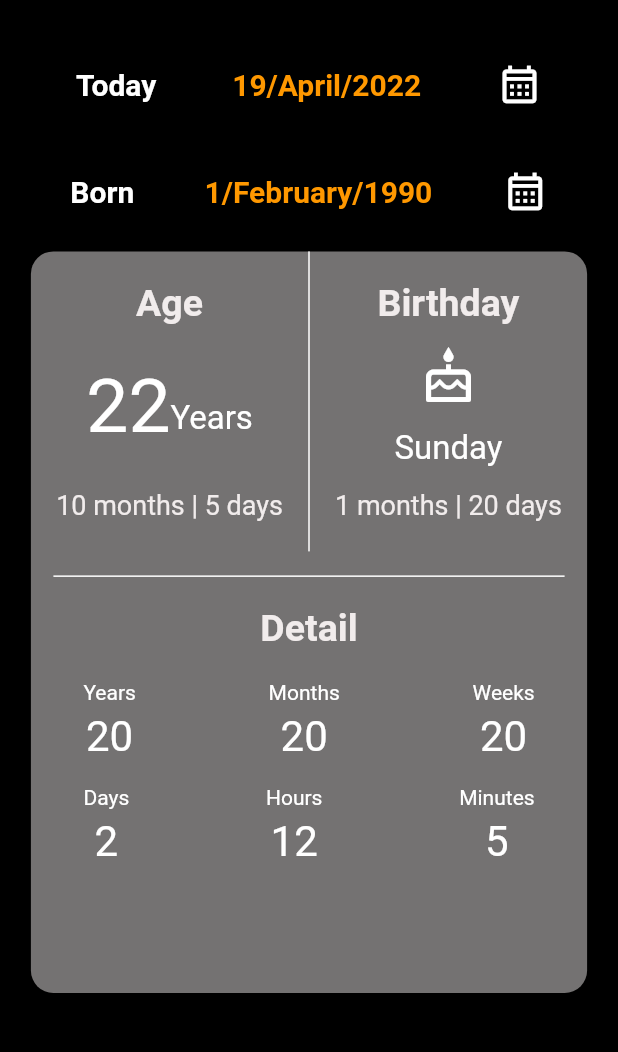
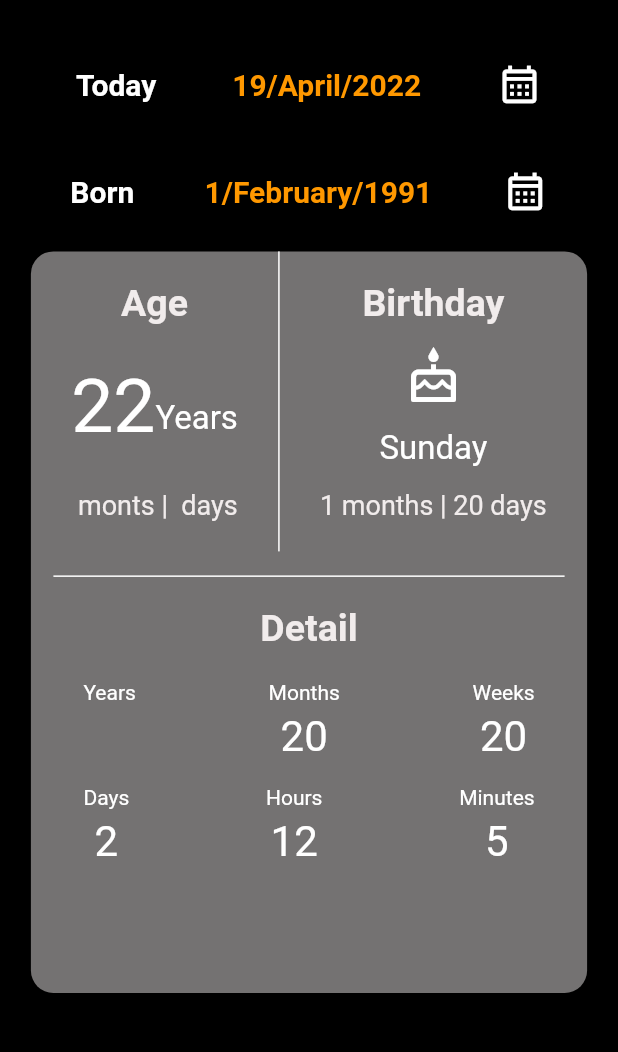
Before and after one commit to PremRai345/AgeCalculator, a Flutter app: the screen it shows after launch, on a phone screen of 412 x 824 dp, the part 132-1184 px from its top. Run offline on Flutter 3.47's test engine with Material 2 defaults, Android fonts, the phone set to English and light mode, and no system bars; missing offline and left inert: age.

Commit message:
Date Picker added
User can select the date.

```diff
--- a/age_calculator/lib/screens/home_page.dart
+++ b/age_calculator/lib/screens/home_page.dart
@@ -1,6 +1,7 @@
-import 'dart:developer';
+import 'package:age/age.dart';
+import 'package:flutter/material.dart';
 
-import 'package:flutter/material.dart';
+import 'model/age.calculate.dart';
 
 class HomeScreen extends StatefulWidget {
   const HomeScreen({Key? key}) : super(key: key);
@@ -11,7 +12,9 @@ class HomeScreen extends StatefulWidget {
 
 class _HomeScreenState extends State<HomeScreen> {
   DateTime todayDate = DateTime.now();
-  DateTime dob = DateTime(1990, 1, 1);
+  DateTime dob = DateTime(1991, 1, 1);
+
+  late AgeDuration _ageDuration;
 
   List<String> _months = [
     "January",
@@ -29,7 +32,7 @@ class _HomeScreenState extends State<HomeScreen> {
   ];
 
   Future<Null> _selectTodayDate(BuildContext context) async {
-    final DateTime picked = await showDatePicker(
+    final DateTime? picked = await showDatePicker(
       context: context,
       initialDate: todayDate,
       firstDate: DateTime(1900),
@@ -41,6 +44,27 @@ class _HomeScreenState extends State<HomeScreen> {
       });
     }
   }
+
+  Future<Null> _selectDOBDate(BuildContext context) async {
+    final DateTime? picked = await showDatePicker(
+      context: context,
+      initialDate: dob,
+      firstDate: DateTime(1991),
+      lastDate: todayDate,
+    );
+    if (picked != null && picked != todayDate) {
+      setState(() {
+        dob = picked;
+      });
+    }
+  }
+
+  @override
+  void initState() {
+    super.initState();
+    _ageDuration = AgeCalculate().calculateAge(todayDate, dob);
+  }
+
   @override
   Widget build(BuildContext context) {
     return SafeArea(
@@ -83,10 +107,15 @@ class _HomeScreenState extends State<HomeScreen> {
                     fontWeight: FontWeight.bold,
                   ),
                 ),
-                Icon(
+                GestureDetector(
+                  onTap: () {
+                    _selectTodayDate(context);
+                  },
+                  child: const Icon(
                     Icons.calendar_month_outlined,
                     color: Colors.white,
                     size: 30,
+                  ),
                 ),
               ],
             ),
@@ -113,10 +142,15 @@ class _HomeScreenState extends State<HomeScreen> {
                     fontWeight: FontWeight.bold,
                   ),
                 ),
-                Icon(
+                GestureDetector(
+                  onTap: () {
+                    _selectDOBDate(context);
+                  },
+                  child: const Icon(
                     Icons.calendar_month_outlined,
                     color: Colors.white,
                     size: 30,
+                  ),
                 ),
               ],
             ),
@@ -176,7 +210,7 @@ class _HomeScreenState extends State<HomeScreen> {
                               ],
                             ),
                             Text(
-                              "10 months | 5 days",
+                              "${_ageDuration.months} monts | ${_ageDuration.days} days",
                               style: TextStyle(
                                 fontSize: 18,
                                 fontWeight: FontWeight.w400,
@@ -273,7 +307,7 @@ class _HomeScreenState extends State<HomeScreen> {
                               height: 5,
                             ),
                             Text(
-                              "20",
+                              "${_ageDuration.years}",
                               style: TextStyle(
                                 color: Colors.white,
                                 fontSize: 28,
--- /dev/null
+++ b/age_calculator/lib/screens/model/age.calculate.dart
@@ -0,0 +1,27 @@
+import 'package:age/age.dart';
+
+class AgeCalculate {
+  AgeDuration calculateAge(DateTime today, DateTime birthDate) {
+    AgeDuration age;
+
+    age = Age.dateDifference(
+        fromDate: birthDate, toDate: today, includeToDate: false);
+
+    return age;
+  }
+
+  AgeDuration? nextBirthday(DateTime today, DateTime birthDate) {
+    DateTime temp = DateTime(today.year, birthDate.month, birthDate.day);
+
+    DateTime nextBirthdayDate = temp.isBefore(today)
+        ? Age.add(
+            date: temp,
+            duration: AgeDuration(years: 1),
+          )
+        : temp;
+
+    AgeDuration nextBirthdayDuration =
+        Age.dateDifference(fromDate: today, toDate: nextBirthdayDate);
+    return nextBirthdayDuration;
+  }
+}
--- a/age_calculator/pubspec.yaml
+++ b/age_calculator/pubspec.yaml
@@ -34,6 +34,7 @@ dependencies:
   # The following adds the Cupertino Icons font to your application.
   # Use with the CupertinoIcons class for iOS style icons.
   cupertino_icons: ^1.0.2
+  age: ^0.0.1
 
 
 dev_dependencies:
```
Also changed, not shown: age_calculator/pubspec.lock. Lines whose indentation alone changed are shown as unchanged.
